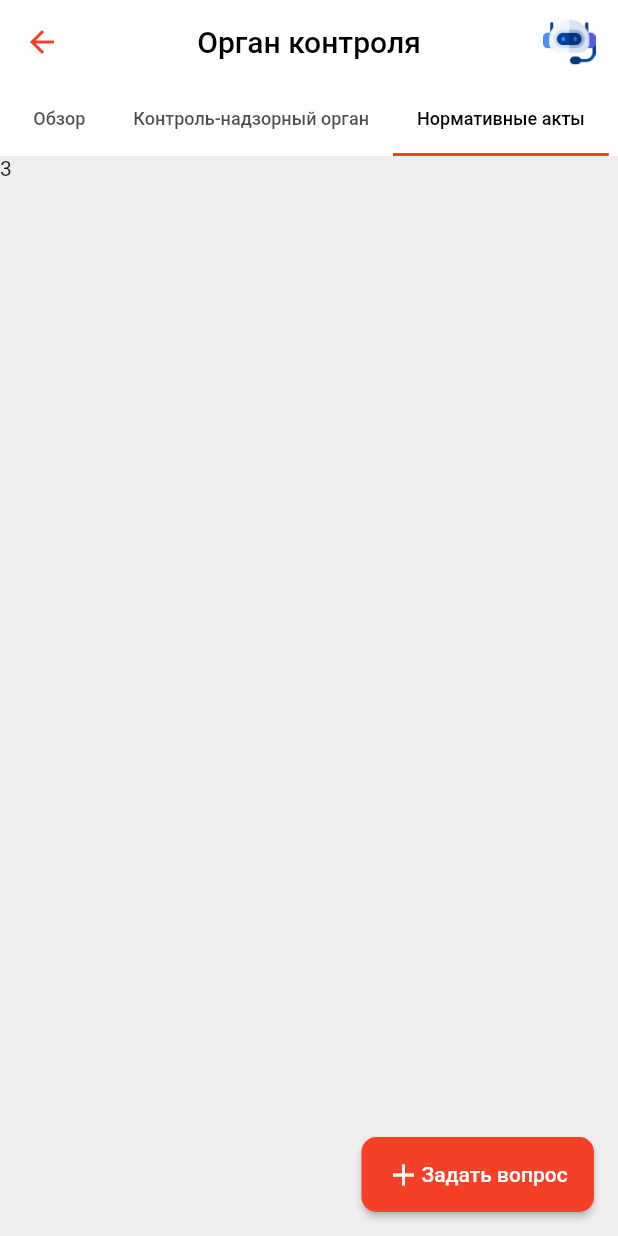
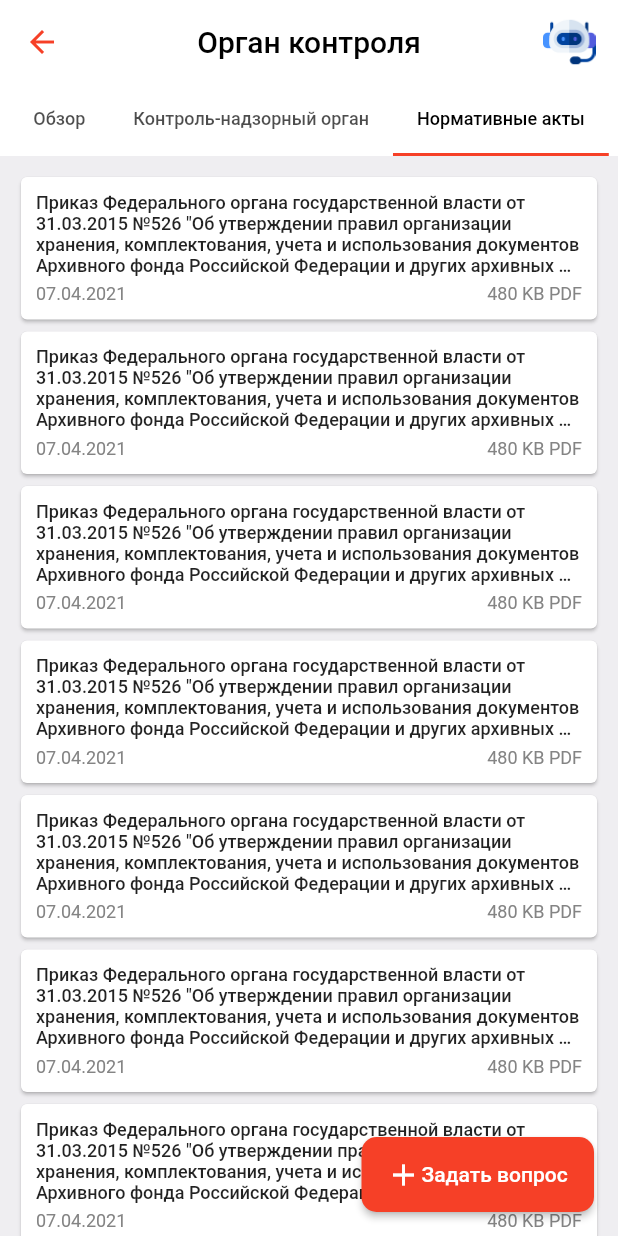
Before and after one commit to PDAWork/CyberbracyMPToriginal_front, a Flutter app: the ControlSupervisoryBody screen opened directly, tab 3 chosen, on a phone screen of 412 x 824 dp. Run offline on Flutter 3.47's test engine with Material 2 defaults, Android fonts, the phone set to English and light mode, and no system bars; our stand-ins replace dio, flutter_bloc, flutter_svg, get_it, pinput, pretty_dio_logger; network calls fail.

Commit message:
Была полностью реализована верстка для экрна орган контроля но без логики

```diff
--- a/lib/control_supervisory_body/presentation/control_supervisory_body.dart
+++ b/lib/control_supervisory_body/presentation/control_supervisory_body.dart
@@ -1,11 +1,13 @@
+import 'package:cyberbracy_mpt_original_front/control_supervisory_body/presentation/regulatory_acts.dart';
 import 'package:cyberbracy_mpt_original_front/control_supervisory_body/presentation/review.dart';
+import 'package:cyberbracy_mpt_original_front/control_supervisory_body/presentation/supervisory_cut.dart';
 import 'package:cyberbracy_mpt_original_front/widget/app_bar_custom.dart';
 import 'package:flutter/material.dart';
 
 import '../../const/colors_theme.dart';
 
 class ControlSupervisoryBody extends StatefulWidget {
- const  ControlSupervisoryBody({Key? key}) : super(key: key);
+  const ControlSupervisoryBody({Key? key}) : super(key: key);
 
   @override
   State<ControlSupervisoryBody> createState() => _ControlSupervisoryBodyState();
@@ -25,7 +27,9 @@ class _ControlSupervisoryBodyState extends State<ControlSupervisoryBody> {
         floatingActionButton: SizedBox(
           width: 155,
           child: ElevatedButton(
-            onPressed: () {},
+            onPressed: () {
+
+            },
             child: const Row(
               children: [Icon(Icons.add), Text('Задать вопрос')],
             ),
@@ -37,11 +41,11 @@ class _ControlSupervisoryBodyState extends State<ControlSupervisoryBody> {
           bottom: TabBar(
             labelColor: Colors.black,
             isScrollable: true,
-            labelStyle:const TextStyle(
+            labelStyle: const TextStyle(
               fontSize: 12,
             ),
             indicatorColor: ColorTheme.red,
-            tabs:const [
+            tabs: const [
               Tab(
                 text: "Обзор",
               ),
@@ -54,12 +58,12 @@ class _ControlSupervisoryBodyState extends State<ControlSupervisoryBody> {
             ],
           ),
         ),
-        body: const TabBarView(
+        body: TabBarView(
           physics: BouncingScrollPhysics(),
           children: [
             Review(),
-            Text('2'),
-            Text('3'),
+            SupervisoryCut(),
+            RegulatoryActs(),
           ],
         ),
       ),
--- /dev/null
+++ b/lib/control_supervisory_body/presentation/regulatory_acts.dart
@@ -0,0 +1,64 @@
+import 'package:flutter/material.dart';
+
+import '../../const/colors_theme.dart';
+
+class RegulatoryActs extends StatelessWidget {
+  const RegulatoryActs({
+    super.key,
+  });
+
+  @override
+  Widget build(BuildContext context) {
+    return ListView.builder(
+      physics: const BouncingScrollPhysics(),
+      itemCount: 15 + 1,
+      shrinkWrap: true,
+      padding: const EdgeInsets.all(10),
+      itemBuilder: (context, index) {
+        if (15 == index) {
+          return Container(height: kBottomNavigationBarHeight + 10);
+        }
+        return Card(
+          child: InkWell(
+            borderRadius: BorderRadius.circular(4),
+            onTap: () {},
+            child: Padding(
+              padding: const EdgeInsets.all(10),
+              child: Column(
+                crossAxisAlignment: CrossAxisAlignment.start,
+                children: [
+                  const Text(
+                    'Приказ Федерального органа государственной власти от 31.03.2015 №526 "Об утверждении правил организации хранения, комплектования, учета и использования документов Архивного фонда Российской Федерации и других архивных документов в органах государственной власти, органах местного самоуправления и организациях (Зарегистрировано в Минюсте России 07.09.2015 N 38830)',
+                    maxLines: 4,
+                    overflow: TextOverflow.ellipsis,
+                    style: TextStyle(
+                      fontSize: 12,
+                      fontWeight: FontWeight.w500,
+                    ),
+                  ),
+                  const SizedBox(height: 5),
+                  Row(
+                    mainAxisAlignment: MainAxisAlignment.spaceBetween,
+                    children: [
+                      Text(
+                        '07.04.2021',
+                        style: TextStyle(
+                            fontSize: 12, color: ColorTheme.grey),
+                      ),
+                      const SizedBox(width: 3),
+                      Text(
+                        '480 KB PDF',
+                        style: TextStyle(
+                            fontSize: 12, color: ColorTheme.grey),
+                      )
+                    ],
+                  ),
+                ],
+              ),
+            ),
+          ),
+        );
+      },
+    );
+  }
+}
```
Also changed, not shown: lib/control_supervisory_body/presentation/supervisory_cut.dart (added, +61 -0 lines), 1 other file.
